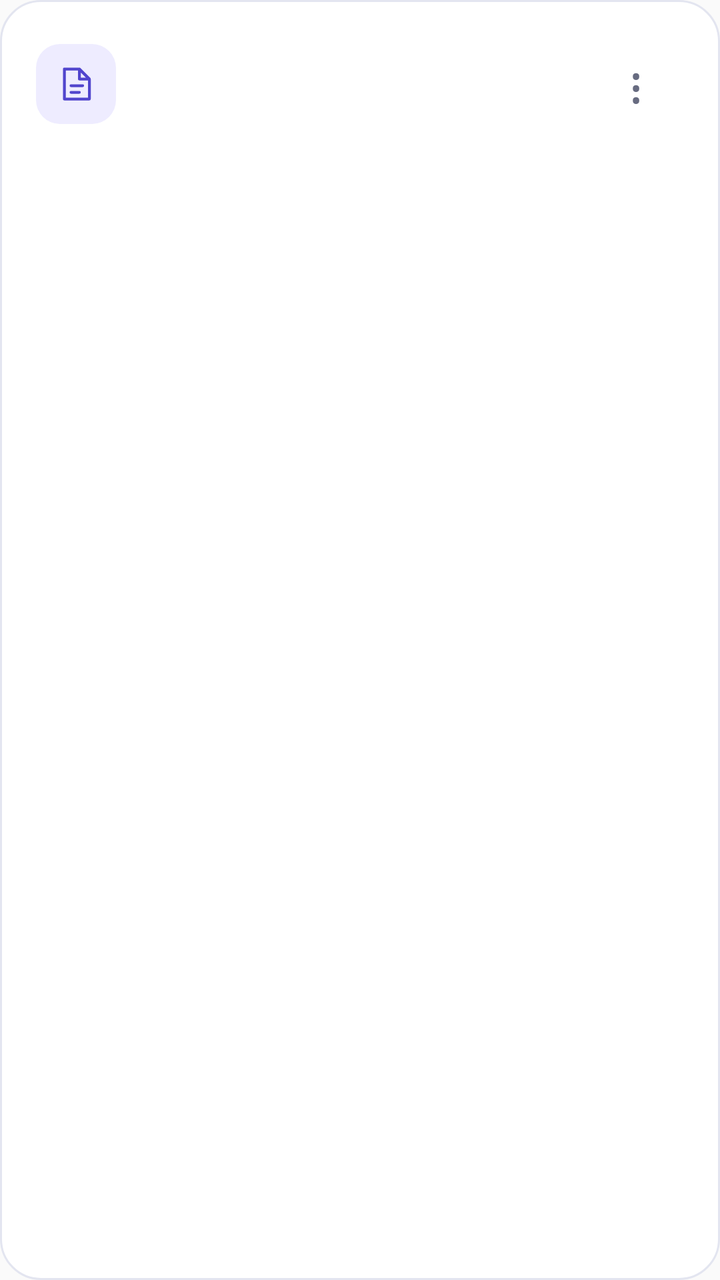
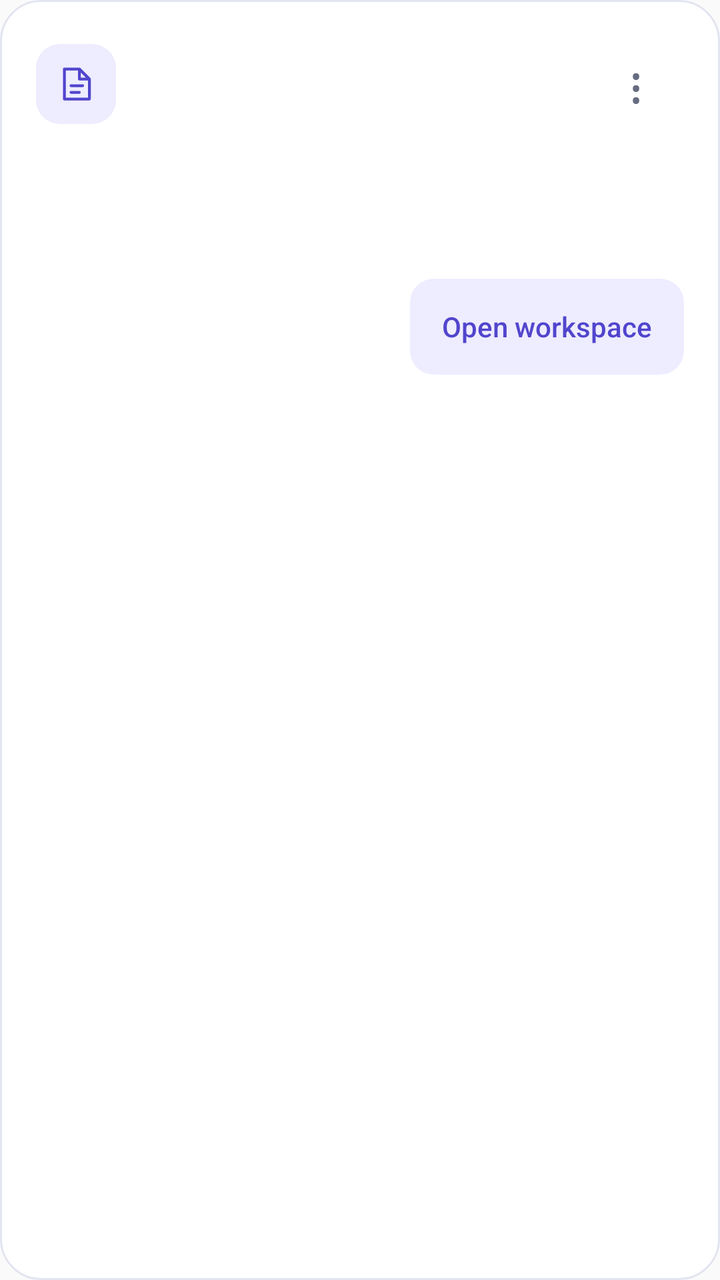

Screens rendered from an Android XML layout before and after an edit, with the pre-edit source and the edit as a unified diff.
<!-- AndroidManifest.xml: application theme Theme.Stride -->
<!-- res/layout/item_note.xml -->
<?xml version="1.0" encoding="utf-8"?>
<LinearLayout xmlns:android="http://schemas.android.com/apk/res/android"
    android:layout_width="match_parent"
    android:layout_height="wrap_content"
    android:layout_marginBottom="12dp"
    android:background="@drawable/bg_notes_card"
    android:foreground="?android:attr/selectableItemBackground"
    android:orientation="vertical"
    android:padding="18dp">

    <LinearLayout
        android:layout_width="match_parent"
        android:layout_height="wrap_content"
        android:gravity="center_vertical"
        android:orientation="horizontal">
        <ImageView
            android:layout_width="40dp"
            android:layout_height="40dp"
            android:background="@drawable/bg_notes_field"
            android:padding="10dp"
            android:importantForAccessibility="no"
            android:src="@drawable/ic_workspace_notes"
            android:tint="@color/notes_accent" />
        <TextView
            android:id="@+id/note_updated"
            android:layout_width="0dp"
            android:layout_height="wrap_content"
            android:layout_weight="1"
            android:layout_marginStart="10dp"
            android:textColor="@color/notes_muted"
            android:textSize="12sp" />
        <Button
            android:id="@+id/actions_button"
            android:layout_width="48dp"
            android:layout_height="48dp"
            android:minWidth="48dp"
            android:background="?android:attr/selectableItemBackgroundBorderless"
            android:elevation="0dp"
            android:stateListAnimator="@null"
            android:text="&#8942;"
            android:textColor="@color/notes_muted"
            android:textSize="25sp" />
    </LinearLayout>
    <TextView
        android:id="@+id/note_title"
        android:layout_width="match_parent"
        android:layout_height="wrap_content"
        android:layout_marginTop="10dp"
        android:ellipsize="end"
        android:maxLines="2"
        android:fontFamily="sans-serif-medium"
        android:textColor="@color/notes_ink"
        android:textSize="18sp" />
    <TextView
        android:id="@+id/note_preview"
        android:layout_width="match_parent"
        android:layout_height="wrap_content"
        android:layout_marginTop="8dp"
        android:ellipsize="end"
        android:maxLines="3"
        android:lineSpacingExtra="4dp"
        android:textColor="@color/notes_muted"
        android:textSize="14sp" />
</LinearLayout>
<!-- resources referenced by this layout -->
<resources>
  <color name="notes_accent">#5145CD</color>
  <color name="notes_ink">#242440</color>
  <color name="notes_muted">#676B80</color>
  <!-- drawable bg_notes_card (drawable) -->
  <?xml version="1.0" encoding="utf-8"?>
  <shape xmlns:android="http://schemas.android.com/apk/res/android">
      <solid android:color="@android:color/white" />
      <stroke android:width="1dp" android:color="@color/notes_border" />
      <corners android:radius="20dp" />
  </shape>
  <!-- drawable bg_notes_field (drawable) -->
  <?xml version="1.0" encoding="utf-8"?>
  <shape xmlns:android="http://schemas.android.com/apk/res/android">
      <solid android:color="@color/notes_soft" />
      <corners android:radius="12dp" />
  </shape>
  <!-- drawable ic_workspace_notes (drawable) -->
  <?xml version="1.0" encoding="utf-8"?>
  
  <vector xmlns:android="http://schemas.android.com/apk/res/android"
      android:width="24dp" android:height="24dp"
      android:viewportWidth="24" android:viewportHeight="24">
      <path android:pathData="M5,3 H14 L20,9 V21 H5 Z M14,3 V9 H20 M9,13 H16 M9,17 H14"
          android:fillColor="@android:color/transparent"
          android:strokeColor="@color/workspace_icon"
          android:strokeWidth="1.7"
          android:strokeLineCap="round" android:strokeLineJoin="round" />
  </vector>
  <style name="Theme.Stride" parent="android:style/Theme.Material.Light.NoActionBar">
          <item name="android:fontFamily">sans-serif</item>
          <item name="android:colorAccent">@color/stride_primary</item>
          <item name="android:navigationBarColor">@color/stride_primary</item>
          <item name="android:windowLightStatusBar">false</item>
          <item name="android:statusBarColor">@color/stride_primary</item>
      </style>
  <color name="notes_border">#E3E5F0</color>
  <color name="notes_soft">#EEECFF</color>
  <color name="workspace_icon">#626C81</color>
  <color name="stride_primary">#4F46E5</color>
</resources>

<!-- the commit's change to res/layout/item_note.xml (unified diff, before → after) -->
@@ -61,4 +61,22 @@
         android:lineSpacingExtra="4dp"
         android:textColor="@color/notes_muted"
         android:textSize="14sp" />
+    <LinearLayout
+        android:layout_width="match_parent"
+        android:layout_height="wrap_content"
+        android:layout_marginTop="12dp"
+        android:gravity="center_vertical"
+        android:orientation="horizontal">
+        <TextView
+            android:id="@+id/source_count"
+            android:layout_width="0dp"
+            android:layout_height="wrap_content"
+            android:layout_weight="1"
+            android:textColor="@color/notes_accent"
+            android:textSize="12sp" />
+        <Button
+            android:id="@+id/research_button"
+            style="@style/StrideNotesTextButton"
+            android:text="@string/note_ai_open" />
+    </LinearLayout>
 </LinearLayout>
<!-- resource entries referenced after the edit -->
@@ -28,6 +28,11 @@
           android:strokeWidth="1.7"
           android:strokeLineCap="round" android:strokeLineJoin="round" />
   </vector>
+  <string name="note_ai_open">Open workspace</string>
+  <style name="StrideNotesTextButton" parent="StrideNotesButton">
+          <item name="android:background">@drawable/bg_notes_field</item>
+          <item name="android:textColor">@color/notes_accent</item>
+      </style>
   <style name="Theme.Stride" parent="android:style/Theme.Material.Light.NoActionBar">
           <item name="android:fontFamily">sans-serif</item>
           <item name="android:colorAccent">@color/stride_primary</item>
@@ -38,6 +43,35 @@
   <color name="notes_border">#E3E5F0</color>
   <color name="notes_soft">#EEECFF</color>
   <color name="workspace_icon">#626C81</color>
+  <style name="StrideNotesButton">
+          <item name="android:layout_width">wrap_content</item>
+          <item name="android:layout_height">wrap_content</item>
+          <item name="android:minHeight">48dp</item>
+          <item name="android:minWidth">72dp</item>
+          <item name="android:paddingStart">16dp</item>
+          <item name="android:paddingEnd">16dp</item>
+          <item name="android:paddingTop">10dp</item>
+          <item name="android:paddingBottom">10dp</item>
+          <item name="android:background">@drawable/bg_notes_button</item>
+          <item name="android:backgroundTint">@null</item>
+          <item name="android:elevation">0dp</item>
+          <item name="android:translationZ">0dp</item>
+          <item name="android:stateListAnimator">@null</item>
+          <item name="android:textAllCaps">false</item>
+          <item name="android:fontFamily">sans-serif-medium</item>
+          <item name="android:textSize">14sp</item>
+          <item name="android:textColor">@android:color/white</item>
+      </style>
   <color name="stride_primary">#4F46E5</color>
+  <!-- drawable bg_notes_button (drawable) -->
+  <?xml version="1.0" encoding="utf-8"?>
+  <ripple xmlns:android="http://schemas.android.com/apk/res/android" android:color="#30FFFFFF">
+      <item>
+          <shape>
+              <solid android:color="@color/notes_accent" />
+              <corners android:radius="12dp" />
+          </shape>
+      </item>
+  </ripple>
 </resources>
 
